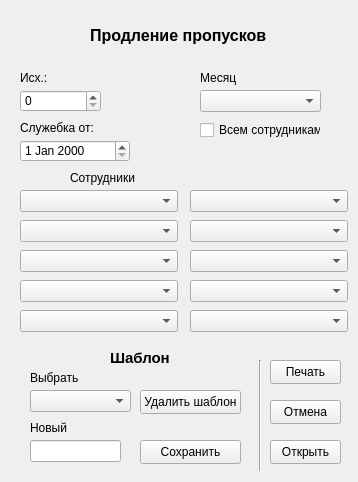
This is my_helper/notebook/designer_ui/pass_month.ui in SmolPO/vertical as Qt 5 draws it before an edit. The edited form follows.
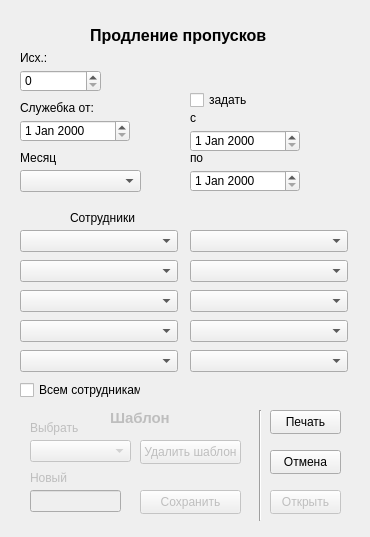
This is the edited form.

Patch:
```diff
--- a/my_helper/notebook/designer_ui/pass_month.ui
+++ b/my_helper/notebook/designer_ui/pass_month.ui
@@ -6,8 +6,8 @@
    <rect>
     <x>0</x>
     <y>0</y>
-    <width>358</width>
-    <height>482</height>
+    <width>370</width>
+    <height>537</height>
    </rect>
   </property>
   <property name="windowTitle">
@@ -17,7 +17,7 @@
    <property name="geometry">
     <rect>
      <x>70</x>
-     <y>170</y>
+     <y>210</y>
      <width>101</width>
      <height>16</height>
     </rect>
@@ -48,8 +48,8 @@
   <widget class="QCheckBox" name="cb_all">
    <property name="geometry">
     <rect>
-     <x>200</x>
-     <y>120</y>
+     <x>20</x>
+     <y>380</y>
      <width>121</width>
      <height>20</height>
     </rect>
@@ -62,7 +62,7 @@
    <property name="geometry">
     <rect>
      <x>270</x>
-     <y>360</y>
+     <y>410</y>
      <width>71</width>
      <height>24</height>
     </rect>
@@ -75,7 +75,7 @@
    <property name="geometry">
     <rect>
      <x>270</x>
-     <y>400</y>
+     <y>450</y>
      <width>71</width>
      <height>24</height>
     </rect>
@@ -88,7 +88,7 @@
    <property name="geometry">
     <rect>
      <x>20</x>
-     <y>140</y>
+     <y>120</y>
      <width>110</width>
      <height>22</height>
     </rect>
@@ -98,7 +98,7 @@
    <property name="geometry">
     <rect>
      <x>20</x>
-     <y>120</y>
+     <y>100</y>
      <width>101</width>
      <height>16</height>
     </rect>
@@ -111,17 +111,20 @@
    <property name="geometry">
     <rect>
      <x>20</x>
-     <y>90</y>
+     <y>70</y>
      <width>81</width>
      <height>22</height>
     </rect>
    </property>
+   <property name="maximum">
+    <number>10000</number>
+   </property>
   </widget>
   <widget class="QLabel" name="label_8">
    <property name="geometry">
     <rect>
      <x>20</x>
-     <y>70</y>
+     <y>50</y>
      <width>49</width>
      <height>16</height>
     </rect>
@@ -131,10 +134,13 @@
    </property>
   </widget>
   <widget class="QPushButton" name="b_open">
+   <property name="enabled">
+    <bool>false</bool>
+   </property>
    <property name="geometry">
     <rect>
      <x>270</x>
-     <y>440</y>
+     <y>490</y>
      <width>71</width>
      <height>24</height>
     </rect>
@@ -147,7 +153,7 @@
    <property name="geometry">
     <rect>
      <x>250</x>
-     <y>360</y>
+     <y>410</y>
      <width>20</width>
      <height>111</height>
     </rect>
@@ -157,30 +163,39 @@
    </property>
   </widget>
   <widget class="QComboBox" name="comboBox">
+   <property name="enabled">
+    <bool>false</bool>
+   </property>
    <property name="geometry">
     <rect>
      <x>30</x>
-     <y>390</y>
+     <y>440</y>
      <width>101</width>
      <height>22</height>
     </rect>
    </property>
   </widget>
   <widget class="QLineEdit" name="lineEdit">
+   <property name="enabled">
+    <bool>false</bool>
+   </property>
    <property name="geometry">
     <rect>
      <x>30</x>
-     <y>440</y>
+     <y>490</y>
      <width>91</width>
      <height>22</height>
     </rect>
    </property>
   </widget>
   <widget class="QLabel" name="label_11">
+   <property name="enabled">
+    <bool>false</bool>
+   </property>
    <property name="geometry">
     <rect>
      <x>110</x>
-     <y>350</y>
+     <y>410</y>
      <width>91</width>
      <height>16</height>
     </rect>
@@ -197,10 +212,13 @@
    </property>
   </widget>
   <widget class="QLabel" name="label_10">
+   <property name="enabled">
+    <bool>false</bool>
+   </property>
    <property name="geometry">
     <rect>
      <x>30</x>
-     <y>370</y>
+     <y>420</y>
      <width>49</width>
      <height>16</height>
     </rect>
@@ -210,10 +228,13 @@
    </property>
   </widget>
   <widget class="QLabel" name="label_12">
+   <property name="enabled">
+    <bool>false</bool>
+   </property>
    <property name="geometry">
     <rect>
      <x>30</x>
-     <y>420</y>
+     <y>470</y>
      <width>49</width>
      <height>16</height>
     </rect>
@@ -223,10 +244,13 @@
    </property>
   </widget>
   <widget class="QPushButton" name="b_save">
+   <property name="enabled">
+    <bool>false</bool>
+   </property>
    <property name="geometry">
     <rect>
      <x>140</x>
-     <y>440</y>
+     <y>490</y>
      <width>101</width>
      <height>24</height>
     </rect>
@@ -236,10 +260,13 @@
    </property>
   </widget>
   <widget class="QPushButton" name="b_kill">
+   <property name="enabled">
+    <bool>false</bool>
+   </property>
    <property name="geometry">
     <rect>
      <x>140</x>
-     <y>390</y>
+     <y>440</y>
      <width>101</width>
      <height>24</height>
     </rect>
@@ -252,7 +279,7 @@
    <property name="geometry">
     <rect>
      <x>20</x>
-     <y>190</y>
+     <y>230</y>
      <width>158</width>
      <height>22</height>
     </rect>
@@ -262,7 +289,7 @@
    <property name="geometry">
     <rect>
      <x>20</x>
-     <y>220</y>
+     <y>260</y>
      <width>158</width>
      <height>22</height>
     </rect>
@@ -272,7 +299,7 @@
    <property name="geometry">
     <rect>
      <x>20</x>
-     <y>250</y>
+     <y>290</y>
      <width>158</width>
      <height>22</height>
     </rect>
@@ -282,7 +309,7 @@
    <property name="geometry">
     <rect>
      <x>20</x>
-     <y>280</y>
+     <y>320</y>
      <width>158</width>
      <height>22</height>
     </rect>
@@ -292,7 +319,7 @@
    <property name="geometry">
     <rect>
      <x>20</x>
-     <y>310</y>
+     <y>350</y>
      <width>158</width>
      <height>22</height>
     </rect>
@@ -302,7 +329,7 @@
    <property name="geometry">
     <rect>
      <x>190</x>
-     <y>190</y>
+     <y>230</y>
      <width>158</width>
      <height>22</height>
     </rect>
@@ -312,7 +339,7 @@
    <property name="geometry">
     <rect>
      <x>190</x>
-     <y>220</y>
+     <y>260</y>
      <width>158</width>
      <height>22</height>
     </rect>
@@ -322,7 +349,7 @@
    <property name="geometry">
     <rect>
      <x>190</x>
-     <y>250</y>
+     <y>290</y>
      <width>158</width>
      <height>22</height>
     </rect>
@@ -332,7 +359,7 @@
    <property name="geometry">
     <rect>
      <x>190</x>
-     <y>280</y>
+     <y>320</y>
      <width>158</width>
      <height>22</height>
     </rect>
@@ -341,8 +368,8 @@
   <widget class="QComboBox" name="cb_month">
    <property name="geometry">
     <rect>
-     <x>200</x>
-     <y>90</y>
+     <x>20</x>
+     <y>170</y>
      <width>121</width>
      <height>22</height>
     </rect>
@@ -351,8 +378,8 @@
   <widget class="QLabel" name="label">
    <property name="geometry">
     <rect>
-     <x>200</x>
-     <y>70</y>
+     <x>20</x>
+     <y>150</y>
      <width>49</width>
      <height>16</height>
     </rect>
@@ -365,12 +392,71 @@
    <property name="geometry">
     <rect>
      <x>190</x>
-     <y>310</y>
+     <y>350</y>
      <width>158</width>
      <height>22</height>
     </rect>
    </property>
   </widget>
+  <widget class="QDateEdit" name="d_from">
+   <property name="geometry">
+    <rect>
+     <x>190</x>
+     <y>130</y>
+     <width>110</width>
+     <height>22</height>
+    </rect>
+   </property>
+  </widget>
+  <widget class="QDateEdit" name="d_to">
+   <property name="geometry">
+    <rect>
+     <x>190</x>
+     <y>170</y>
+     <width>110</width>
+     <height>22</height>
+    </rect>
+   </property>
+  </widget>
+  <widget class="QLabel" name="label_2">
+   <property name="geometry">
+    <rect>
+     <x>190</x>
+     <y>110</y>
+     <width>49</width>
+     <height>16</height>
+    </rect>
+   </property>
+   <property name="text">
+    <string>с</string>
+   </property>
+  </widget>
+  <widget class="QLabel" name="label_3">
+   <property name="geometry">
+    <rect>
+     <x>190</x>
+     <y>150</y>
+     <width>49</width>
+     <height>16</height>
+    </rect>
+   </property>
+   <property name="text">
+    <string>по</string>
+   </property>
+  </widget>
+  <widget class="QCheckBox" name="cb_manual_set">
+   <property name="geometry">
+    <rect>
+     <x>190</x>
+     <y>90</y>
+     <width>76</width>
+     <height>20</height>
+    </rect>
+   </property>
+   <property name="text">
+    <string>задать</string>
+   </property>
+  </widget>
  </widget>
  <resources/>
  <connections/>
```
